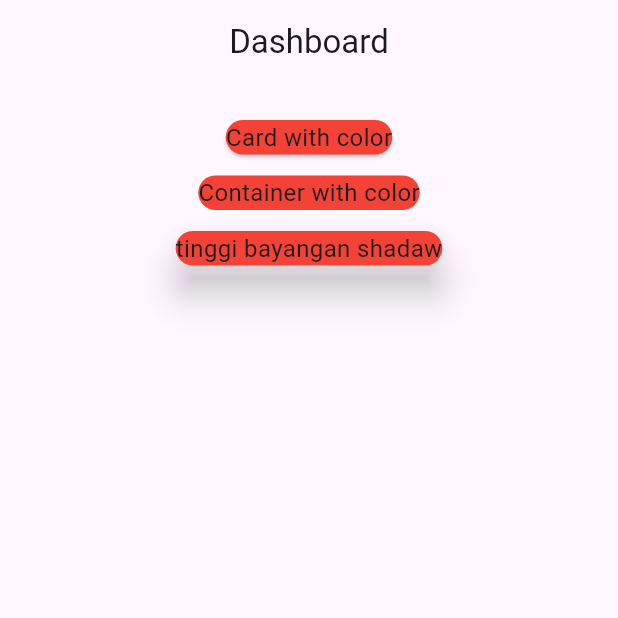
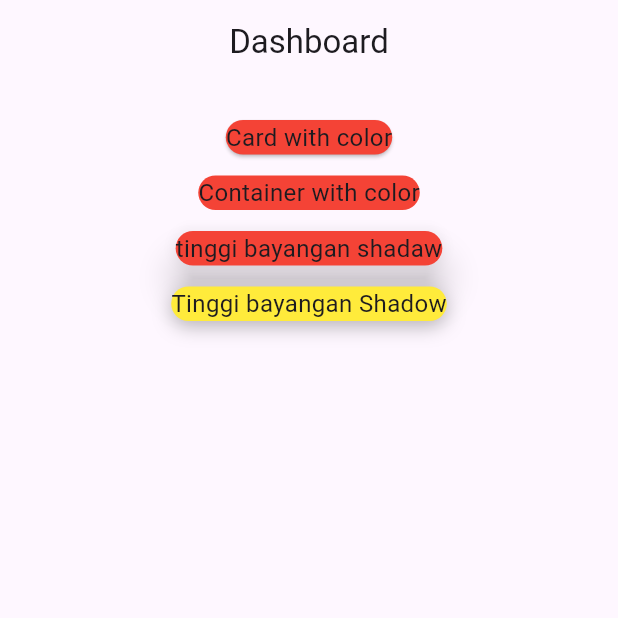
Before and after one commit to dwiilhammaulana/minggu_9, a Flutter app: the screen it shows after launch, on a phone screen of 412 x 824 dp, the top half of it. Run offline on Flutter 3.47's test engine with Material 3 defaults, Android fonts, the phone set to English and light mode, and no system bars.

Commit message:
buat contoh versi container

```diff
--- a/lib/pages/page_card_01.dart
+++ b/lib/pages/page_card_01.dart
@@ -18,7 +18,10 @@ class Pages1 extends StatelessWidget {
               children: [
                 Card(
                   color: Colors.red,
-                        child: Text("Card with color", style: TextStyle(fontSize: 16)),
+                  child: Text(
+                    "Card with color",
+                    style: TextStyle(fontSize: 16),
+                  ),
                 ),
                 SizedBox(height: 10),
                 Container(
@@ -26,14 +29,38 @@ class Pages1 extends StatelessWidget {
                     borderRadius: BorderRadius.circular(12),
                     color: Colors.red,
                   ),
-                        child: Text("Container with color", style: TextStyle(fontSize: 16)),
+                  child: Text(
+                    "Container with color",
+                    style: TextStyle(fontSize: 16),
+                  ),
                 ),
                 SizedBox(height: 10),
                 Card(
                   elevation: 10,
                   color: Colors.red,
-                        child: Text("tinggi bayangan shadaw", style: TextStyle(fontSize: 16)),
-                      )
+                  child: Text(
+                    "tinggi bayangan shadaw",
+                    style: TextStyle(fontSize: 16),
+                  ),
+                ),
+                SizedBox(height: 10),
+                Container(
+                  decoration: BoxDecoration(
+                    color: Colors.yellow,
+                    borderRadius: BorderRadius.circular(16),
+                    boxShadow: [
+                      BoxShadow(
+                        color: Colors.black26,
+                        blurRadius: 10,
+                        offset: Offset(0, 4),
+                      ),
+                    ],
+                  ),
+                  child: Text(
+                    "Tinggi bayangan Shadow",
+                    style: TextStyle(fontSize: 16.0),
+                  ),
+                ),
               ],
             ),
           ),
```
Lines whose indentation alone changed are shown as unchanged.
